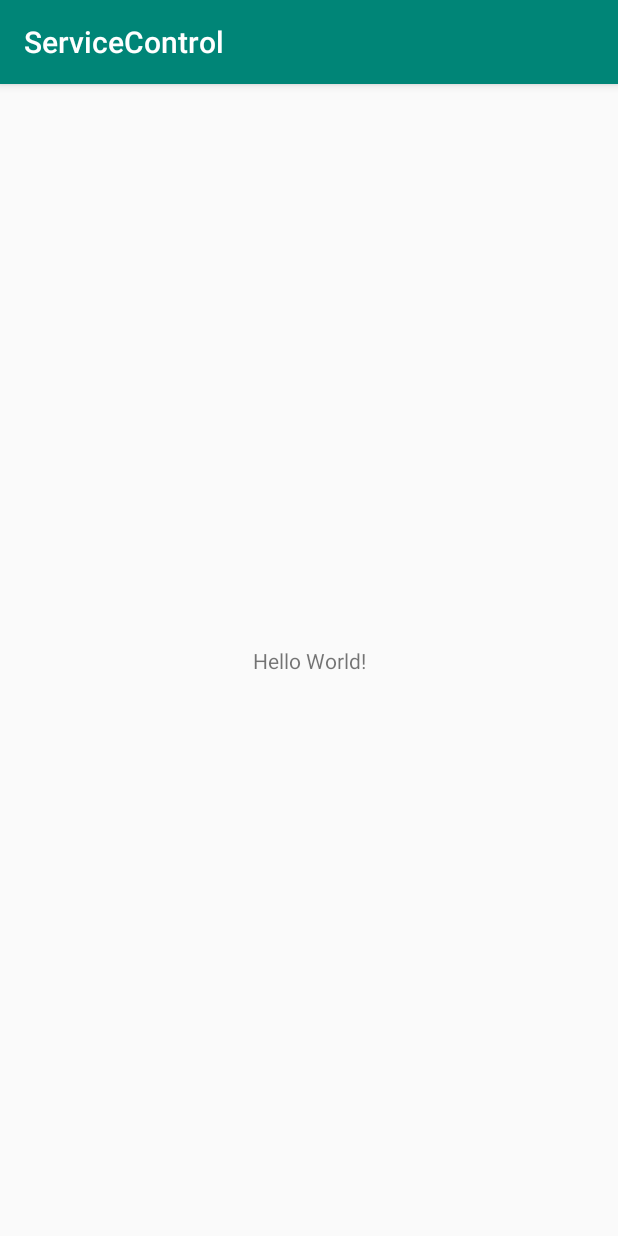
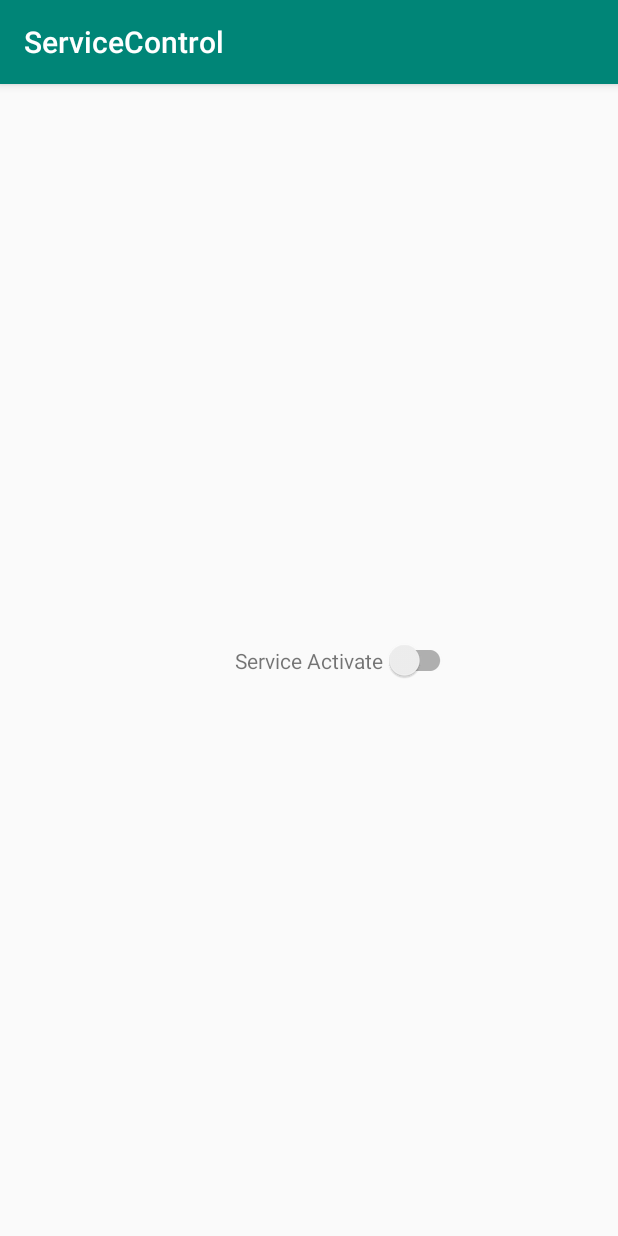
Before and after one commit to AniketSK/ControlledService, an Android app: the screen it shows after launch (MainActivity), on a phone screen of 412 x 824 dp. Run offline under Robolectric (Android 15) with nearby library versions, the phone set to English and light mode, and no system bars; our stand-ins replace RxJava; libraries missing offline, so code that uses them is left out: com.jakewharton.rxbinding3, io.reactivex.rxkotlin.

Commit message:
Removed android support libraries and added androidx plus implemented the baseactivity for the mainactivity view some dependencies were rearranged.

```diff
--- a/app/src/main/java/com/aniketkadam/servicecontrol/base/BaseActivity.kt
+++ b/app/src/main/java/com/aniketkadam/servicecontrol/base/BaseActivity.kt
@@ -1,7 +1,7 @@
 package com.aniketkadam.servicecontrol.base
 
-import android.support.v7.app.AppCompatActivity
 import androidx.annotation.CallSuper
+import androidx.appcompat.app.AppCompatActivity
 import com.aniketkadam.servicecontrol.base.models.ViewState
 import com.aniketkadam.servicecontrol.base.mvp.IBasePresenter
 import com.aniketkadam.servicecontrol.base.mvp.IBaseView
--- a/app/src/main/java/com/aniketkadam/servicecontrol/demoactivity/MainActivity.kt
+++ b/app/src/main/java/com/aniketkadam/servicecontrol/demoactivity/MainActivity.kt
@@ -1,10 +1,24 @@
 package com.aniketkadam.servicecontrol.demoactivity
 
 import android.os.Bundle
-import android.support.v7.app.AppCompatActivity
 import com.aniketkadam.servicecontrol.R
+import com.aniketkadam.servicecontrol.base.BaseActivity
+import com.aniketkadam.servicecontrol.base.models.ServiceStates
+import com.aniketkadam.servicecontrol.base.mvp.IBasePresenter
+import com.jakewharton.rxbinding3.widget.checkedChanges
+import io.reactivex.Observable
+import kotlinx.android.synthetic.main.activity_main.*
 
-class MainActivity : AppCompatActivity() {
+class MainActivity : BaseActivity<ActivityPresenter>(), MainActivityContract.View {
+    override fun switchToggle(): Observable<Boolean> = serviceActivationSwitch.checkedChanges()
+
+    override fun serviceRun(serviceStates: ServiceStates) {
+
+    }
+
+    override fun getPresenter(): IBasePresenter {
+        return ActivityPresenter()
+    }
 
     override fun onCreate(savedInstanceState: Bundle?) {
         super.onCreate(savedInstanceState)
--- a/app/src/main/res/layout/activity_main.xml
+++ b/app/src/main/res/layout/activity_main.xml
@@ -1,5 +1,5 @@
 <?xml version="1.0" encoding="utf-8"?>
-<android.support.constraint.ConstraintLayout
+<androidx.constraintlayout.widget.ConstraintLayout
         xmlns:android="http://schemas.android.com/apk/res/android"
         xmlns:tools="http://schemas.android.com/tools"
         xmlns:app="http://schemas.android.com/apk/res-auto"
@@ -8,12 +8,20 @@
         tools:context=".demoactivity.MainActivity">
 
     <TextView
+            android:id="@+id/label"
             android:layout_width="wrap_content"
             android:layout_height="wrap_content"
-            android:text="Hello World!"
+            android:text="Service Activate"
             app:layout_constraintBottom_toBottomOf="parent"
             app:layout_constraintLeft_toLeftOf="parent"
             app:layout_constraintRight_toRightOf="parent"
             app:layout_constraintTop_toTopOf="parent"/>
 
-</android.support.constraint.ConstraintLayout>
+    <androidx.appcompat.widget.SwitchCompat
+            android:id="@+id/serviceActivationSwitch"
+            android:layout_width="wrap_content" android:layout_height="wrap_content"
+            app:layout_constraintLeft_toRightOf="@id/label"
+            app:layout_constraintBaseline_toBaselineOf="@id/label"
+
+    />
+</androidx.constraintlayout.widget.ConstraintLayout>
```
Also changed, not shown: app/build.gradle (+6 -5 lines), gradleScripts/dependencies.gradle (+16 -6 lines).
